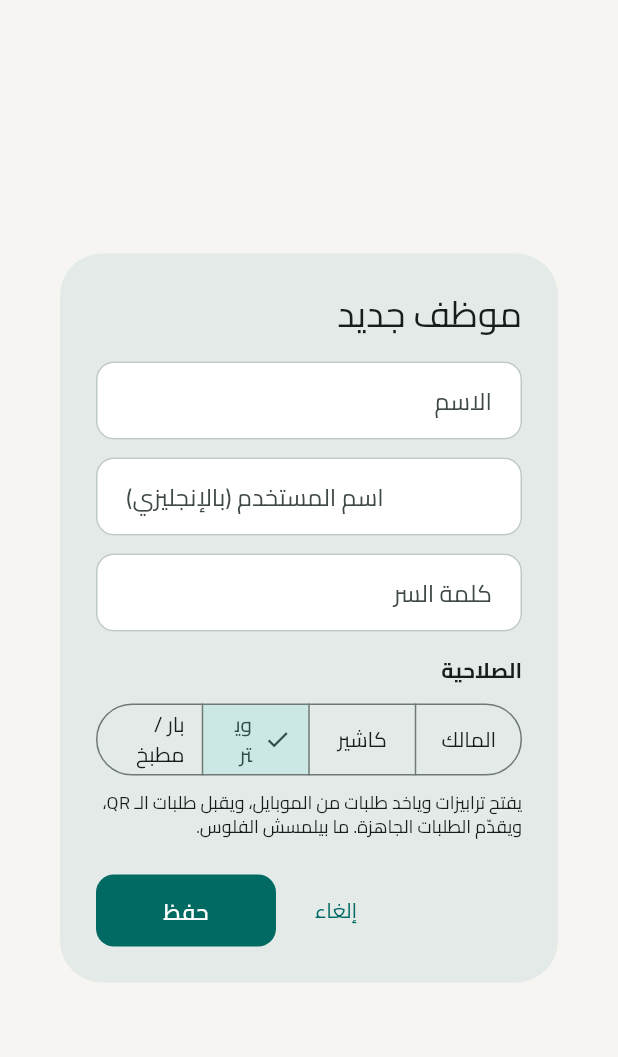
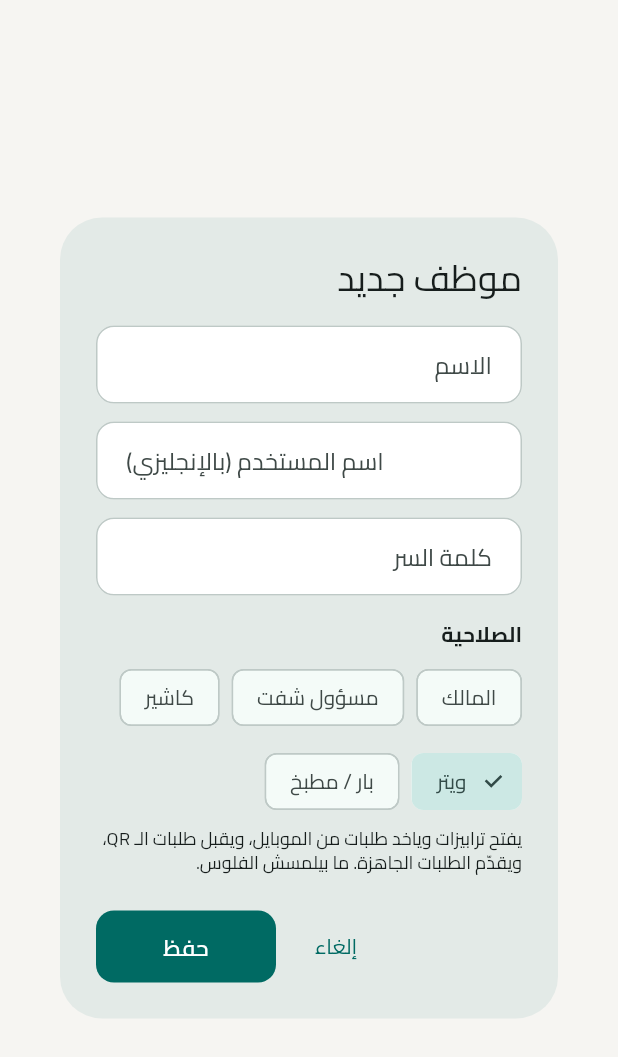
Before and after one commit to Ahshika/Order-Ly, a Flutter app: the UserDialog widget shown alone on an empty page, opened directly, on a phone screen of 412 x 824 dp. Shown: the top 1057 px of the screen. Run offline on Flutter 3.47's test engine with Material 3 defaults, Android fonts, the phone set to English and light mode, and no system bars; our stand-ins replace flutter_riverpod, image_picker, pdf, printing, share_plus, shared_preferences and 2 more; missing offline and left inert: cryptography, file_selector, mobile_scanner, shelf_router, sqlite3; accounts and stored records are empty.

Commit message:
Order Ly 1.0.7: shift supervisor role
New "supervisor" (مسؤول شفت) role: everything the cashier does, plus
voiding and reopening checks, refunds, discounts, voiding prepared items
and old register shifts. Reports, menu, tables, users and settings stay
with the owner. The role picker is now chips so five roles fit on a phone.
Migration v7 rebuilds the users table to allow the new role; migrations
now run with foreign keys off and a foreign_key_check before each commit.

Disable Kotlin incremental compilation so APK builds work across drives.

Co-Authored-By: Claude Opus 5.5 <noreply@anthropic.com>

```diff
--- a/source/lib/src/core/app_info.dart
+++ b/source/lib/src/core/app_info.dart
@@ -1,5 +1,5 @@
 const appName = 'Order Ly';
-const appVersion = '1.0.6';
+const appVersion = '1.0.7';
 
 /// بيزيد لما شكل الـ API يتغير بطريقة مش متوافقة مع النسخ القديمة.
 const apiVersion = 1;
--- a/source/lib/src/core/models.dart
+++ b/source/lib/src/core/models.dart
@@ -1,5 +1,6 @@
 enum Role {
   owner('المالك'),
+  supervisor('مسؤول شفت'),
   cashier('كاشير'),
   waiter('ويتر'),
   kitchen('بار / مطبخ');
@@ -38,8 +39,11 @@ class AppUser {
 
   bool get isOwner => role == Role.owner;
 
+  /// المالك أو مسؤول الشفت: يلغي ويفتح الحسابات، ويرجّع الفلوس، ويوافق على الخصم.
+  bool get isManager => role == Role.owner || role == Role.supervisor;
+
   /// بيشتغل على الفلوس (الدفع، والدرج، والقفل).
-  bool get handlesCash => role == Role.owner || role == Role.cashier;
+  bool get handlesCash => isManager || role == Role.cashier;
 }
 
 class ServerInfo {
--- a/source/lib/src/features/check/check_screen.dart
+++ b/source/lib/src/features/check/check_screen.dart
@@ -211,7 +211,7 @@ class _CheckScreenState extends ConsumerState<CheckScreen> with SingleTickerProv
                 if (d.check.type == 'dine_in') const PopupMenuItem(value: 'guests', child: ListTile(leading: Icon(Icons.groups_rounded), title: Text('عدد الأفراد'))),
                 if (d.check.type == 'delivery') const PopupMenuItem(value: 'delivery', child: ListTile(leading: Icon(Icons.delivery_dining_rounded), title: Text('بيانات التوصيل'))),
                 const PopupMenuItem(value: 'note', child: ListTile(leading: Icon(Icons.sticky_note_2_outlined), title: Text('ملاحظة'))),
-                if (_user.isOwner) const PopupMenuItem(value: 'void', child: ListTile(leading: Icon(Icons.delete_forever_rounded, color: Colors.red), title: Text('إلغاء الحساب كله'))),
+                if (_user.isManager) const PopupMenuItem(value: 'void', child: ListTile(leading: Icon(Icons.delete_forever_rounded, color: Colors.red), title: Text('إلغاء الحساب كله'))),
               ],
             ),
           ];
--- a/source/lib/src/features/checks/checks_history_screen.dart
+++ b/source/lib/src/features/checks/checks_history_screen.dart
@@ -93,7 +93,7 @@ class _ChecksHistoryScreenState extends ConsumerState<ChecksHistoryScreen> {
                           trailing: Row(mainAxisSize: MainAxisSize.min, children: [
                             Text(money(c.totalCents), style: const TextStyle().semiBold),
                             if (c.status == 'closed') IconButton(tooltip: 'طباعة', onPressed: () => printCheckHere(context, ref, c.id), icon: const Icon(Icons.print_outlined)),
-                            if (c.status == 'closed' && user.isOwner)
+                            if (c.status == 'closed' && user.isManager)
                               IconButton(
                                 tooltip: 'فتح الحساب تاني',
                                 icon: const Icon(Icons.lock_open_rounded),
--- a/source/lib/src/features/home/home_shell.dart
+++ b/source/lib/src/features/home/home_shell.dart
@@ -38,13 +38,13 @@ class _Destination {
   final Set<Role>? roles;
 }
 
-const _cash = {Role.owner, Role.cashier};
-const _floor = {Role.owner, Role.cashier, Role.waiter};
+const _cash = {Role.owner, Role.supervisor, Role.cashier};
+const _floor = {Role.owner, Role.supervisor, Role.cashier, Role.waiter};
 
 final _destinations = <_Destination>[
   _Destination('floor', 'الصالة', Icons.table_restaurant_outlined, Icons.table_restaurant_rounded, () => const FloorScreen(), roles: _floor),
   _Destination('orders', 'الطلبات', Icons.notifications_active_outlined, Icons.notifications_active_rounded, () => const OrdersScreen(), roles: _floor),
-  _Destination('kds', 'البار والمطبخ', Icons.soup_kitchen_outlined, Icons.soup_kitchen_rounded, () => const KdsScreen(), roles: {Role.owner, Role.cashier, Role.kitchen}),
+  _Destination('kds', 'البار والمطبخ', Icons.soup_kitchen_outlined, Icons.soup_kitchen_rounded, () => const KdsScreen(), roles: {Role.owner, Role.supervisor, Role.cashier, Role.kitchen}),
   _Destination('checks', 'الحسابات', Icons.receipt_long_outlined, Icons.receipt_long_rounded, () => const ChecksHistoryScreen(), roles: _cash),
   _Destination('register', 'الدرج', Icons.point_of_sale_outlined, Icons.point_of_sale_rounded, () => const RegisterScreen(), roles: _cash),
   _Destination('menu', 'المنيو', Icons.restaurant_menu_outlined, Icons.restaurant_menu_rounded, () => const MenuScreen(), roles: {Role.owner}),
--- a/source/lib/src/features/register/register_screen.dart
+++ b/source/lib/src/features/register/register_screen.dart
@@ -31,7 +31,7 @@ class RegisterScreen extends ConsumerWidget {
       appBar: AppBar(
         title: const Text('الدرج'),
         actions: [
-          if (user.isOwner)
+          if (user.isManager)
             TextButton.icon(
               onPressed: () => Navigator.push(context, MaterialPageRoute<void>(builder: (_) => const _HistoryScreen())),
               icon: const Icon(Icons.history_rounded),
--- a/source/lib/src/features/users/users_screen.dart
+++ b/source/lib/src/features/users/users_screen.dart
@@ -67,6 +67,7 @@ class _UserTile extends StatelessWidget {
     final text = Theme.of(context).textTheme;
     final roleColor = switch (user.role) {
       Role.owner => brandAccent,
+      Role.supervisor => const Color(0xFF059669),
       Role.cashier => brandPrimary,
       Role.waiter => const Color(0xFF7C3AED),
       Role.kitchen => const Color(0xFF0891B2),
@@ -214,15 +215,19 @@ class _UserDialogState extends ConsumerState<UserDialog> {
                 const SizedBox(height: 16),
                 Text('الصلاحية', style: Theme.of(context).textTheme.titleSmall?.bold),
                 const SizedBox(height: 8),
-                SegmentedButton<Role>(
-                  segments: [for (final r in Role.values) ButtonSegment(value: r, label: Text(r.label))],
-                  selected: {_role},
-                  onSelectionChanged: lockSelf ? null : (s) => setState(() => _role = s.first),
+                Wrap(
+                  spacing: 8,
+                  runSpacing: 8,
+                  children: [
+                    for (final r in Role.values)
+                      ChoiceChip(label: Text(r.label), selected: _role == r, onSelected: lockSelf ? null : (_) => setState(() => _role = r)),
+                  ],
                 ),
                 const SizedBox(height: 6),
                 Text(
                   switch (_role) {
                     Role.owner => 'كل الصلاحيات: التقارير والفلوس والإعدادات والموظفين.',
+                    Role.supervisor => 'كل شغل الكاشير، وكمان: إلغاء حساب، وفتح حساب اتقفل، ورجوع فلوس، والخصم، وإلغاء صنف اتحضر، والورديات القديمة. ما بيشوفش التقارير ولا بيعدّل المنيو.',
                     Role.cashier => 'الصالة والطلبات، والدفع وقفل الحسابات، والدرج، والمخزون.',
                     Role.waiter => 'يفتح ترابيزات وياخد طلبات من الموبايل، ويقبل طلبات الـ QR، ويقدّم الطلبات الجاهزة. ما بيلمسش الفلوس.',
                     Role.kitchen => 'شاشة البار / المطبخ بس: يشوف الطلبات ويعلّمها جاهزة.',
--- a/source/lib/src/server/routes_checks.dart
+++ b/source/lib/src/server/routes_checks.dart
@@ -13,8 +13,8 @@ extension _CheckRoutes on OrderlyServer {
     r.post('/api/checks/<id>/merge', _authed(_mergeCheck, only: cashRoles));
     r.post('/api/checks/<id>/split', _authed(_splitCheck, only: cashRoles));
     r.post('/api/checks/<id>/close', _authed(_closeCheck, only: cashRoles));
-    r.post('/api/checks/<id>/void', _authed(_voidCheck, only: {'owner'}));
-    r.post('/api/checks/<id>/reopen', _authed(_reopenCheck, only: {'owner'}));
+    r.post('/api/checks/<id>/void', _authed(_voidCheck, only: managerRoles));
+    r.post('/api/checks/<id>/reopen', _authed(_reopenCheck, only: managerRoles));
     r.post('/api/checks/<id>/print', _authed(_printCheck, only: floorRoles));
 
     r.get('/api/orders', _authed(_listOrders, only: floorRoles));
@@ -424,7 +424,7 @@ extension _CheckRoutes on OrderlyServer {
         if (body.containsKey(e.key)) db.execute('UPDATE checks SET ${e.value} = ? WHERE id = ?', [_optionalText(body, e.key), c['id']]);
       }
       if (body.containsKey('discountCents')) {
-        if (u.role != 'owner' && (u.role != 'cashier' || !_cafeBool('cashierCanDiscount'))) throw ApiError(403, 'الخصم لصاحب الكافيه بس');
+        if (!u.isManager && (u.role != 'cashier' || !_cafeBool('cashierCanDiscount'))) throw ApiError(403, 'الخصم لصاحب الكافيه أو مسؤول الشفت بس');
         final d = body['discountCents'];
         if (d is! int || d < 0) throw ApiError(400, 'الخصم مش صحيح');
         db.execute('UPDATE checks SET discount_cents = ?, discount_note = ? WHERE id = ?', [d, _optionalText(body, 'discountNote'), c['id']]);
@@ -709,7 +709,7 @@ extension _CheckRoutes on OrderlyServer {
     final reason = _requiredText(body, 'reason', 'سبب الإلغاء');
     // الإلغاء بعد ما الصنف اتبعت للبار: للكاشير، أو للمالك بس لو الكافيه عايز كده
     if (u.role == 'waiter' && line['status'] != 'new') throw ApiError(403, 'الصنف اتحضر، الإلغاء من الكاشير');
-    if (_cafeBool('voidNeedsOwner') && !u.isOwner && line['status'] != 'new') throw ApiError(403, 'إلغاء صنف اتحضر محتاج صاحب الكافيه');
+    if (_cafeBool('voidNeedsOwner') && !u.isManager && line['status'] != 'new') throw ApiError(403, 'إلغاء صنف اتحضر محتاج صاحب الكافيه أو مسؤول الشفت');
     final qty = body['qty'] is int ? (body['qty'] as int).clamp(1, line['qty'] as int) : line['qty'] as int;
     db.transaction(() {
       var target = line;
--- a/source/lib/src/server/routes_payments.dart
+++ b/source/lib/src/server/routes_payments.dart
@@ -14,13 +14,13 @@ extension _PaymentRoutes on OrderlyServer {
         }, only: cashRoles));
     r.post('/api/payments/<id>/confirm', _authed(_confirmPayment, only: cashRoles));
     r.post('/api/payments/<id>/reject', _authed(_rejectPayment, only: cashRoles));
-    r.post('/api/payments/<id>/refund', _authed(_refundPayment, only: {'owner'}));
+    r.post('/api/payments/<id>/refund', _authed(_refundPayment, only: managerRoles));
 
     r.get('/api/register', _authed(_registerJson, only: cashRoles));
     r.post('/api/register/open', _authed(_openRegister, only: cashRoles));
     r.post('/api/register/close', _authed(_closeRegister, only: cashRoles));
     r.post('/api/register/moves', _authed(_addCashMove, only: cashRoles));
-    r.get('/api/register/history', _authed(_registerHistory, only: {'owner'}));
+    r.get('/api/register/history', _authed(_registerHistory, only: managerRoles));
 
     r.get('/api/customers', _authed(_listCustomers, only: cashRoles));
     r.post('/api/checks/<id>/customer', _authed(_linkCustomer, only: floorRoles));
--- a/source/pubspec.yaml
+++ b/source/pubspec.yaml
@@ -1,7 +1,7 @@
 name: orderly
 description: "Order Ly - نظام كاشير وطلب بالـ QR للكافيهات"
 publish_to: 'none'
-version: 1.0.6+7
+version: 1.0.7+8
 
 environment:
   sdk: ^3.13.4
```
Also changed, not shown: source/lib/src/server/api_server.dart (+7 -3 lines), source/lib/src/server/db.dart (+33 -5 lines), 2 other files.
